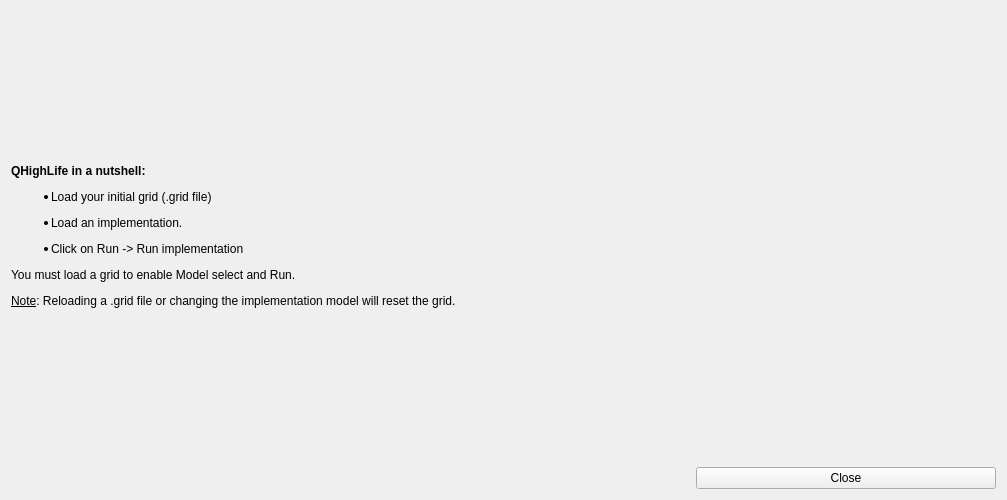
Above: tutorial.ui from gsanhueza/QHighLife before the change. Below: the same form after it.
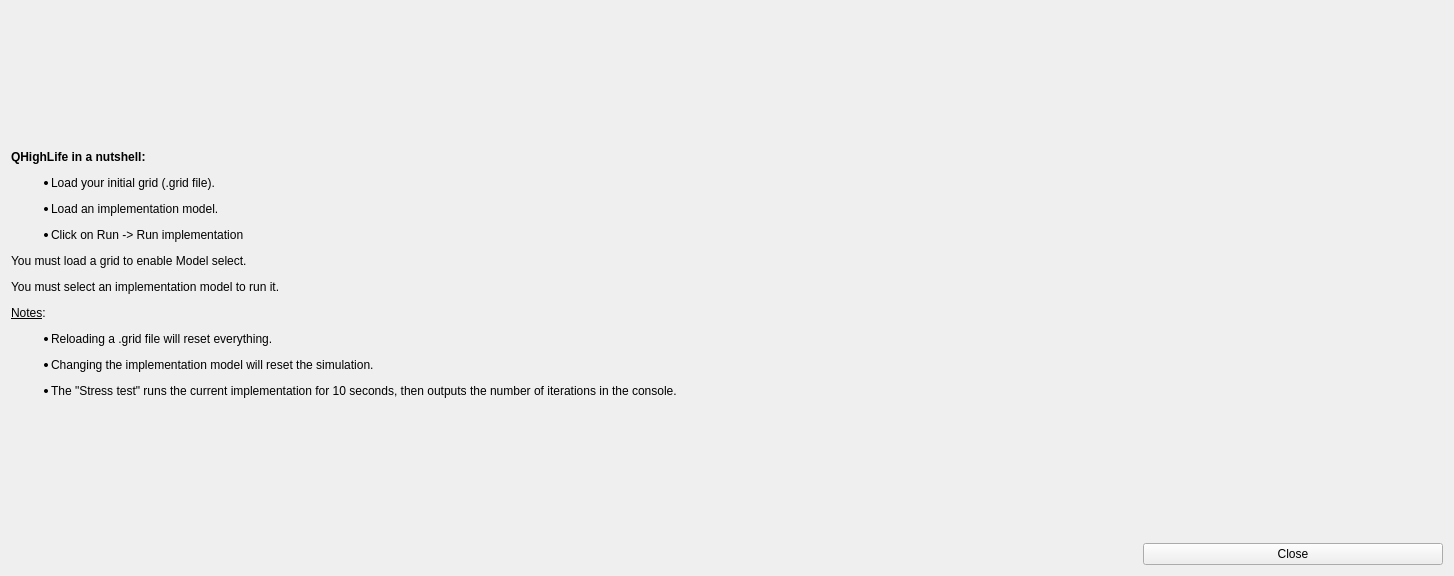
That is the form after the change. Icons and pictures are not drawn.

What changed in the file:
```diff
--- a/tutorial.ui
+++ b/tutorial.ui
@@ -7,8 +7,8 @@
    <rect>
     <x>0</x>
     <y>0</y>
-    <width>1007</width>
-    <height>500</height>
+    <width>1454</width>
+    <height>576</height>
    </rect>
   </property>
   <property name="windowTitle">
@@ -22,7 +22,7 @@
    <item>
     <widget class="QLabel" name="instructions">
      <property name="text">
-      <string>&lt;html&gt;&lt;head/&gt;&lt;body&gt;&lt;p&gt;&lt;span style=&quot; font-weight:600;&quot;&gt;QHighLife in a nutshell:&lt;/span&gt;&lt;/p&gt;&lt;ul style=&quot;margin-top: 0px; margin-bottom: 0px; margin-left: 0px; margin-right: 0px; -qt-list-indent: 1;&quot;&gt;&lt;li style=&quot; margin-top:12px; margin-bottom:0px; margin-left:0px; margin-right:0px; -qt-block-indent:0; text-indent:0px;&quot;&gt;Load your initial grid (.grid file)&lt;/li&gt;&lt;/ul&gt;&lt;ul style=&quot;margin-top: 0px; margin-bottom: 0px; margin-left: 0px; margin-right: 0px; -qt-list-indent: 1;&quot;&gt;&lt;li style=&quot; margin-top:12px; margin-bottom:0px; margin-left:0px; margin-right:0px; -qt-block-indent:0; text-indent:0px;&quot;&gt;Load an implementation.&lt;/li&gt;&lt;li style=&quot; margin-top:12px; margin-bottom:0px; margin-left:0px; margin-right:0px; -qt-block-indent:0; text-indent:0px;&quot;&gt;Click on Run -&amp;gt; Run implementation&lt;/li&gt;&lt;/ul&gt;&lt;p&gt;You must load a grid to enable Model select and Run.&lt;/p&gt;&lt;p&gt;&lt;span style=&quot; text-decoration: underline;&quot;&gt;Note&lt;/span&gt;: Reloading a .grid file or changing the implementation model will reset the grid.&lt;/p&gt;&lt;/body&gt;&lt;/html&gt;</string>
+      <string>&lt;html&gt;&lt;head/&gt;&lt;body&gt;&lt;p&gt;&lt;span style=&quot; font-weight:600;&quot;&gt;QHighLife in a nutshell:&lt;/span&gt;&lt;/p&gt;&lt;ul style=&quot;margin-top: 0px; margin-bottom: 0px; margin-left: 0px; margin-right: 0px; -qt-list-indent: 1;&quot;&gt;&lt;li style=&quot; margin-top:12px; margin-bottom:0px; margin-left:0px; margin-right:0px; -qt-block-indent:0; text-indent:0px;&quot;&gt;Load your initial grid (.grid file).&lt;/li&gt;&lt;/ul&gt;&lt;ul style=&quot;margin-top: 0px; margin-bottom: 0px; margin-left: 0px; margin-right: 0px; -qt-list-indent: 1;&quot;&gt;&lt;li style=&quot; margin-top:12px; margin-bottom:0px; margin-left:0px; margin-right:0px; -qt-block-indent:0; text-indent:0px;&quot;&gt;Load an implementation model.&lt;/li&gt;&lt;li style=&quot; margin-top:12px; margin-bottom:0px; margin-left:0px; margin-right:0px; -qt-block-indent:0; text-indent:0px;&quot;&gt;Click on Run -&amp;gt; Run implementation&lt;/li&gt;&lt;/ul&gt;&lt;p&gt;You must load a grid to enable Model select.&lt;/p&gt;&lt;p&gt;You must select an implementation model to run it.&lt;/p&gt;&lt;p&gt;&lt;span style=&quot; text-decoration: underline;&quot;&gt;Notes&lt;/span&gt;: &lt;/p&gt;&lt;ul style=&quot;margin-top: 0px; margin-bottom: 0px; margin-left: 0px; margin-right: 0px; -qt-list-indent: 1;&quot;&gt;&lt;li style=&quot; margin-top:12px; margin-bottom:0px; margin-left:0px; margin-right:0px; -qt-block-indent:0; text-indent:0px;&quot;&gt;Reloading a .grid file will reset everything.&lt;/li&gt;&lt;li style=&quot; margin-top:12px; margin-bottom:0px; margin-left:0px; margin-right:0px; -qt-block-indent:0; text-indent:0px;&quot;&gt;Changing the implementation model will reset the simulation.&lt;/li&gt;&lt;li style=&quot; margin-top:12px; margin-bottom:0px; margin-left:0px; margin-right:0px; -qt-block-indent:0; text-indent:0px;&quot;&gt;The &amp;quot;Stress test&amp;quot; runs the current implementation for 10 seconds, then outputs the number of iterations in the console.&lt;/li&gt;&lt;/ul&gt;&lt;/body&gt;&lt;/html&gt;</string>
      </property>
     </widget>
    </item>
```
